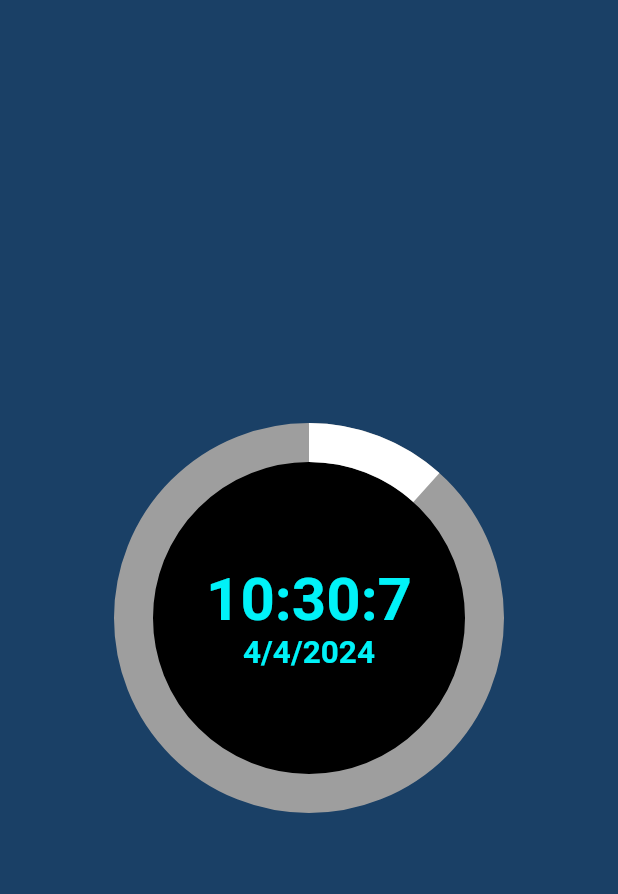
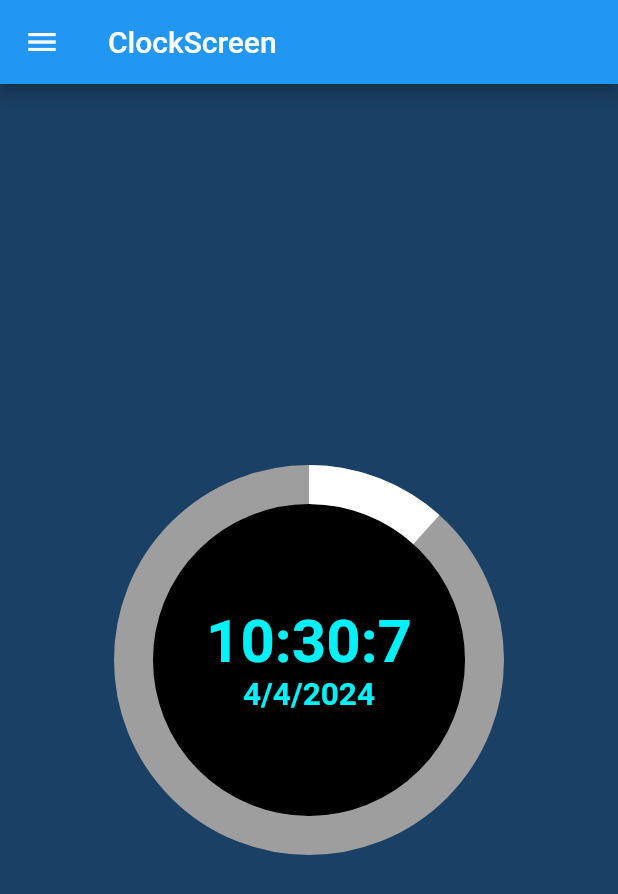
Before and after one commit to shitalchauhan769/cloke_flutter, a Flutter app: the screen it shows after launch, on a phone screen of 412 x 824 dp. Shown: the top 894 px of the screen. Run offline on Flutter 3.47's test engine with Material 2 defaults, Android fonts, the phone set to English and light mode, and no system bars.

Commit message:
4-4-2024

```diff
--- a/lib/main.dart
+++ b/lib/main.dart
@@ -2,8 +2,8 @@ import 'package:digital_cloke_flutter/screen/cloke_screen.dart';
 import 'package:flutter/material.dart';
 void main()
 {
-  runApp(MaterialApp(
+  runApp(const MaterialApp(
     debugShowCheckedModeBanner: false,
-    home: ClokeScreen(),
+    home: ClockScreen(),
   ),);
 }
--- a/lib/screen/cloke_screen.dart
+++ b/lib/screen/cloke_screen.dart
@@ -1,13 +1,13 @@
 import 'package:flutter/material.dart';
 
-class ClokeScreen extends StatefulWidget {
-  const ClokeScreen({super.key});
+class ClockScreen extends StatefulWidget {
+  const ClockScreen({super.key});
 
   @override
-  State<ClokeScreen> createState() => _ClokeScreenState();
+  State<ClockScreen> createState() => _ClockScreenState();
 }
 
-class _ClokeScreenState extends State<ClokeScreen> {
+class _ClockScreenState extends State<ClockScreen> {
   DateTime time = DateTime.now();
 
   @override
@@ -15,6 +15,9 @@ class _ClokeScreenState extends State<ClokeScreen> {
     return SafeArea(
       child: Scaffold(
         backgroundColor: Color(0xff1a4066),
+          appBar: AppBar(
+            title:const Text("ClockScreen",style: TextStyle(fontSize: 20)),
+          ),
           body: Center(
         child: Stack(
           alignment: Alignment.center,
@@ -51,7 +54,13 @@ class _ClokeScreenState extends State<ClokeScreen> {
             ),
           ],
         ),
-      )),
+      ),
+        drawer: const Column(
+          children: [
+            Text("Drawer",style: TextStyle(fontSize: 20,color: Colors.white,fontWeight: FontWeight.bold),)
+          ],
+        ),
+      ),
     );
     return const Placeholder();
   }
```
